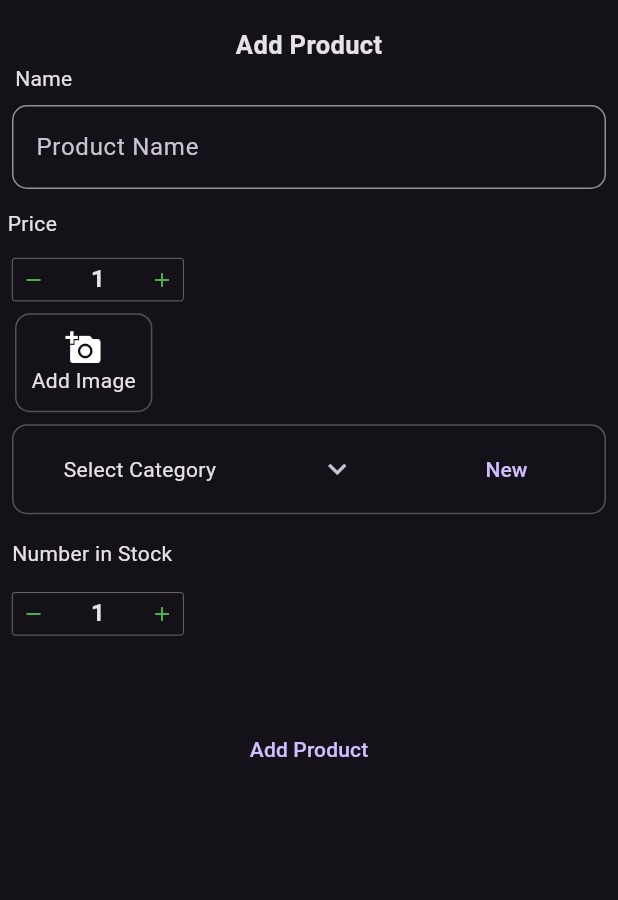
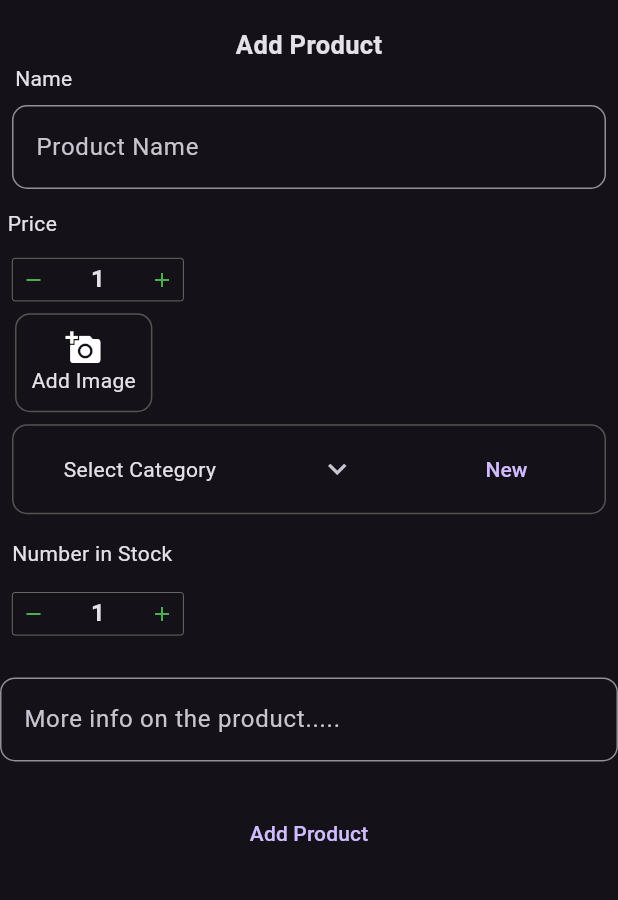
Before and after one commit to blevin04/b_shop_admin, a Flutter app: the Addcontent screen opened directly, after a tap on "Add Product", after a tap on the "sunny" icon, after a tap on the "add" icon, on a phone screen of 412 x 824 dp, the part 57-957 px from its top. Run offline on Flutter 3.47's test engine with Material 3 defaults, Android fonts, the phone set to English and light mode, and no system bars; drawn by our look-alikes of input_quantity; our stand-ins replace cloud_firestore, file_picker, firebase_core, firebase_storage, fl_chart, hive and 2 more; accounts and stored records are empty.

Commit message:
theme change

```diff
--- a/lib/addContent.dart
+++ b/lib/addContent.dart
@@ -76,7 +76,7 @@ class add extends StatefulWidget {
 }
   String currentCategory = "Select Category";
   TextEditingController nameController = TextEditingController();
-
+  TextEditingController description = TextEditingController();
 TextEditingController newCategoryController =TextEditingController();
 List<String> imagePath = [];
   List categories = [
@@ -294,6 +294,15 @@ class _addState extends State<add> {
           )
         ),
         const SizedBox(height: 20,),
+        TextField(
+          controller: description,
+          decoration: InputDecoration(
+            hintText: "More info on the product.....",
+            border: OutlineInputBorder(
+              borderRadius: BorderRadius.circular(10),
+            )
+          ),
+        ),
         const SizedBox(height: 20,),
         Center(
           child: TextButton(onPressed: ()async{
@@ -305,7 +314,9 @@ class _addState extends State<add> {
               stock.toInt(),
               price.ceilToDouble(),
               imagePath,
-             currentCategory);
+             currentCategory,
+             description.text,
+             );
             }
              if (state=="Success") {
                showsnackbar(context, "${nameController.text} added successfully");
@@ -399,6 +410,10 @@ class _restockState extends State<restock> {
                         if(snapshot.connectionState == ConnectionState.waiting){
                           return const CircleAvatar();
                         }
+                        //print(snapshot.data);
+                        if (snapshot.data == null) {
+                          return const CircleAvatar(radius: 30,);
+                        }
                         return CircleAvatar(
                           radius: 30,
                           backgroundImage: MemoryImage(snapshot.data.first),
--- a/lib/backend_Functions.dart
+++ b/lib/backend_Functions.dart
@@ -15,12 +15,14 @@ class itemModel{
   final double price;
   final int stock;
   final String category;
+  final String description;
   itemModel({
     required this.name,
     required this.price,
     required this.uid,
     required this.stock,
     required this.category,
+    required this.description
   });
 
   Map<String,dynamic> toJyson()=>{
@@ -30,6 +32,7 @@ class itemModel{
     "Stock":stock,
     "Category": category,
     "Clout":100,
+    "Description":description,
   };
 }
 
@@ -39,11 +42,13 @@ Future<String> addItem(
   double price,
   List<String> imgPatch,
   String category,
+  String description,
 )async{
   String state = "Some Error Occured";
   try {
     String uid = Uuid().v1();
-    itemModel newItem = itemModel(name: name, price: price, uid: uid, stock: stock,category: category);
+    itemModel newItem = itemModel(
+      name: name, price: price, uid: uid, stock: stock,category: category,description: description);
 
     await firestore.collection("Products").doc(uid).set(newItem.toJyson());
     for(var path in imgPatch){
@@ -81,13 +86,14 @@ Future<Map<String,dynamic>> getStock()async{
   return stock;
 }
 
-Future<List<Uint8List>> getProductPictures(String category,String productId)async{
-  List<Uint8List> pictures = [];
-
-
+Future<List<dynamic>> getProductPictures(String category,String productId)async{
+  List<dynamic> pictures = [];
   if (Hive.box("Images").containsKey(productId)) {
+   // print("oooooooooooooooooo");
+    //print(Hive.box("Images").get(productId).runtimeType);
     pictures = Hive.box("Images").get(productId);
   }else{
+   // print("ppppppppppppppp");
      await storage.child("Products/$productId").list().then((onValue)async{
     for(var img in onValue.items){
       var data = await img.getData();
--- a/lib/homepage.dart
+++ b/lib/homepage.dart
@@ -19,6 +19,15 @@ void openBoxes()async{
   await Hive.openBox("Categories");
   // await Hive.openBox(name)
 }
+void themechange(BuildContext context) async {
+  await Hive.box("theme").clear();
+  if (darkmode) {
+    await Hive.box("theme").put("theme", 1);
+  } else {
+    await Hive.box("theme").put("theme", 0);
+  }
+  //print("lllllllllllllllll");
+}
 class _HomepageState extends State<Homepage> {
   @override
   void initState() {
@@ -35,6 +44,7 @@ class _HomepageState extends State<Homepage> {
           StatefulBuilder(
             builder: (BuildContext context, setStatetheme) {
               return IconButton(onPressed: (){
+                themechange(context);
                 if (darkmode) {
                   MyApp.of(context)!.changeTheme(ThemeMode.light);
                 }else{
--- a/lib/main.dart
+++ b/lib/main.dart
@@ -7,6 +7,7 @@ import 'package:hive_flutter/adapters.dart';
 void main()async {
   WidgetsFlutterBinding.ensureInitialized();
   Hive.initFlutter();
+  await Hive.openBox("theme");
   await Firebase.initializeApp(
   options: DefaultFirebaseOptions.currentPlatform,
 );
@@ -28,7 +29,11 @@ class _MyAppState extends State<MyApp> {
     });
   }
   // This widget is the root of your application.
-  ThemeMode _themeMode = ThemeMode.light;
+  ThemeMode _themeMode = Hive.box("theme").isEmpty
+      ? ThemeMode.light
+      : Hive.box("theme").get("theme") == 0
+          ? ThemeMode.dark
+          : ThemeMode.light;
   @override
   Widget build(BuildContext context) {
     return MaterialApp(
--- a/lib/utils.dart
+++ b/lib/utils.dart
@@ -24,7 +24,6 @@ if (result != null) {
   result.files.forEach((value){
     image.add(value.path!);
   });
-
  // setState(() {});
 }
 if (result == null) {
```
